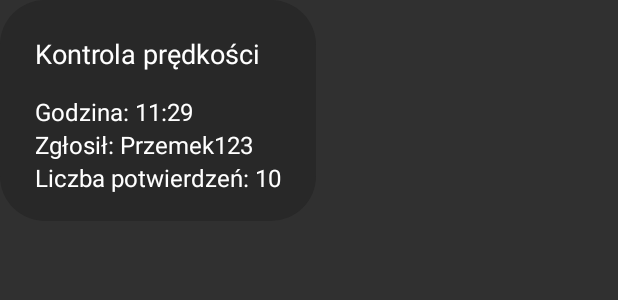
After one commit to przemek196/TrafficEventsApp, an Android app: the layout marker_info_window.xml on its own in the app's theme, with its tools: preview values and no code run, on a phone screen of 412 x 824 dp. The commit adds this screen. Shown: the top 300 px of the screen. Run offline under Robolectric (Android 15) with nearby library versions, the phone set to English and light mode, and no system bars.

Commit message:
Add animation functions to map, and replace marker click window

```diff
--- /dev/null
+++ b/app/src/main/res/drawable/radius_corner.xml
@@ -0,0 +1,10 @@
+<?xml version="1.0" encoding="utf-8"?>
+<selector xmlns:android="http://schemas.android.com/apk/res/android">
+    <item>
+        <shape xmlns:android="http://schemas.android.com/apk/res/android"
+            android:shape="rectangle">
+            <corners android:radius="30dp" />
+            <solid android:color="#81202020" />
+        </shape>
+    </item>
+</selector>
--- /dev/null
+++ b/app/src/main/res/layout/marker_info_window.xml
@@ -0,0 +1,57 @@
+<LinearLayout xmlns:android="http://schemas.android.com/apk/res/android"
+    android:id="@+id/marker_info_layout"
+    android:orientation="vertical"
+    android:layout_width="wrap_content"
+    android:layout_height="wrap_content"
+    android:background="@drawable/radius_corner"
+    android:padding="8dp"
+    >
+
+    <TextView
+        android:id="@+id/event_desc"
+        android:textColor="#FFFFFF"
+        android:textSize="18sp"
+        android:layout_margin="15dp"
+        android:layout_gravity="center_vertical"
+        android:text="Kontrola prędkości"
+        android:layout_width="wrap_content"
+        android:layout_height="wrap_content" />
+
+    <LinearLayout
+        android:layout_width="wrap_content"
+        android:layout_height="wrap_content"
+        android:orientation="vertical"
+        android:layout_marginLeft="15dp"
+        android:layout_marginRight="15dp"
+        android:layout_marginBottom="10dp">
+
+        <TextView
+            android:id="@+id/hour_desc"
+            android:textColor="#FFFFFF"
+            android:textSize="16sp"
+            android:layout_gravity="center_vertical"
+            android:text="Godzina: 11:29"
+            android:layout_width="match_parent"
+            android:layout_height="match_parent" />
+
+        <TextView
+            android:id="@+id/user_desc"
+            android:textColor="#FFFFFF"
+            android:textSize="16sp"
+            android:layout_gravity="center_vertical"
+            android:text="Zgłosił: Przemek123"
+            android:layout_width="match_parent"
+            android:layout_height="match_parent" />
+
+        <TextView
+            android:id="@+id/confirm_desc"
+            android:textColor="#FFFFFF"
+            android:textSize="16sp"
+            android:layout_gravity="center_vertical"
+            android:text="Liczba potwierdzeń: 10"
+            android:layout_width="match_parent"
+            android:layout_height="match_parent" />
+
+
+    </LinearLayout>
+</LinearLayout>
```
Also changed, not shown: app/src/main/java/com/example/trafficeventsapp/DatabaseClass.java (+0 -12 lines), app/src/main/java/com/example/trafficeventsapp/MapActivity.java (+106 -27 lines), app/src/main/res/layout/activity_map.xml (+11 -8 lines).
